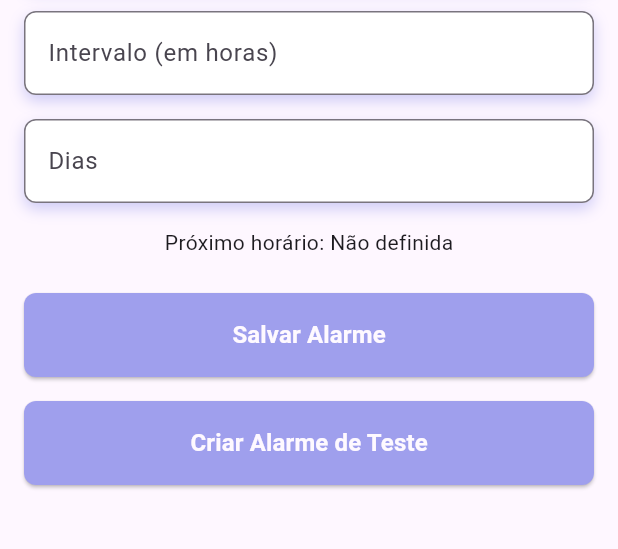
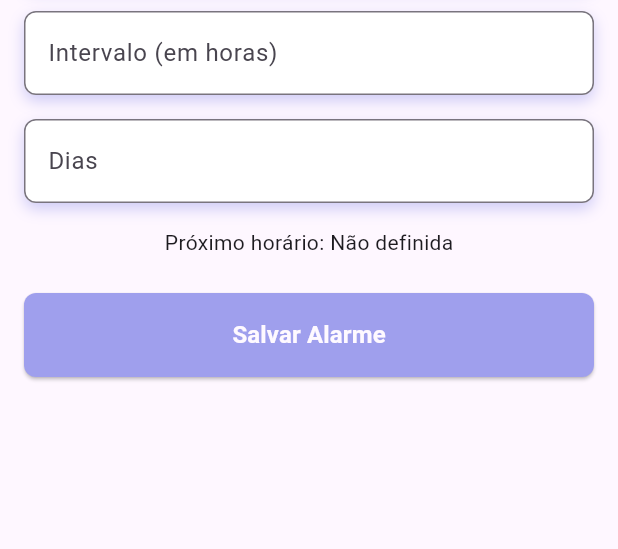
Before and after one commit to gabrielscholze-r/GerenciamentoDeMedicamentos_Flutter, a Flutter app: the screen it shows after launch, after a tap on the "add" icon, on a phone screen of 412 x 824 dp, the part 205-754 px from its top. Run offline on Flutter 3.47's test engine with Material 3 defaults, Android fonts, the phone set to English and light mode, and no system bars; our stand-ins replace flutter_local_notifications, timezone.

Commit message:
hide test button

```diff
--- a/lib/screens/alarms/add_alarm.dart
+++ b/lib/screens/alarms/add_alarm.dart
@@ -261,30 +261,30 @@ class _AddAlarmScreenState extends State<AddAlarmScreen> {
                     ),
                   ),
                 ),
-                Padding(
-                  padding: const EdgeInsets.only(top: 16.0),
-                  child: SizedBox(
-                    width: double.infinity,
-                    height: 56,
-                    child: ElevatedButton(
-                      onPressed: _createTestAlarm,
-                      child: Text(
-                        "Criar Alarme de Teste",
-                        style: TextStyle(
-                          color: Color(0xffFEF9FF),
-                          fontSize: 16,
-                          fontWeight: FontWeight.bold,
-                        ),
-                      ),
-                      style: ElevatedButton.styleFrom(
-                        backgroundColor: Color(0xff9F9FED),
-                        shape: RoundedRectangleBorder(
-                          borderRadius: BorderRadius.circular(8),
-                        ),
-                      ),
-                    ),
-                  ),
-                ),
+                // Padding(
+                //   padding: const EdgeInsets.only(top: 16.0),
+                //   child: SizedBox(
+                //     width: double.infinity,
+                //     height: 56,
+                //     child: ElevatedButton(
+                //       onPressed: _createTestAlarm,
+                //       child: Text(
+                //         "Criar Alarme de Teste",
+                //         style: TextStyle(
+                //           color: Color(0xffFEF9FF),
+                //           fontSize: 16,
+                //           fontWeight: FontWeight.bold,
+                //         ),
+                //       ),
+                //       style: ElevatedButton.styleFrom(
+                //         backgroundColor: Color(0xff9F9FED),
+                //         shape: RoundedRectangleBorder(
+                //           borderRadius: BorderRadius.circular(8),
+                //         ),
+                //       ),
+                //     ),
+                //   ),
+                // ),
               ],
             ),
           ),
```
